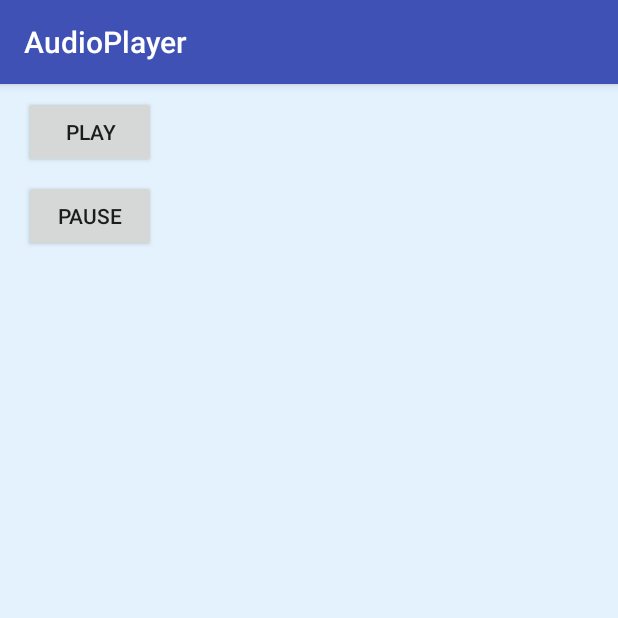
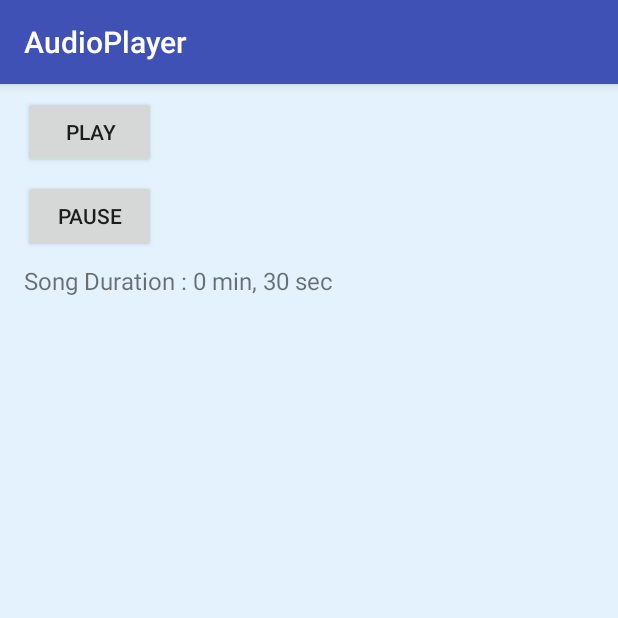
Before and after one commit to ravikr42/AudioPlayer, an Android app: the screen it shows after launch (MainActivity), on a phone screen of 412 x 824 dp, the top half of it. Run offline under Robolectric (Android 15) with nearby library versions, the phone set to English and light mode, and no system bars.

Commit message:
Added layout and activity code

```diff
--- a/app/src/main/java/android/example/com/audioplayer/MainActivity.java
+++ b/app/src/main/java/android/example/com/audioplayer/MainActivity.java
@@ -5,7 +5,10 @@ import android.support.v7.app.AppCompatActivity;
 import android.os.Bundle;
 import android.view.View;
 import android.widget.Button;
+import android.widget.TextView;
 import android.widget.Toast;
+
+import java.util.concurrent.TimeUnit;
 
 public class MainActivity extends AppCompatActivity {
 
@@ -15,8 +18,17 @@ public class MainActivity extends AppCompatActivity {
         setContentView(R.layout.activity_main);
 
         Button playButton = (Button) findViewById(R.id.play_button);
+        TextView songDuration = (TextView) findViewById(R.id.song_duration);
 
-        final MediaPlayer player = MediaPlayer.create(getApplicationContext(), R.raw.SoundHelix_Song_1);
+        final MediaPlayer player = MediaPlayer.create(getApplicationContext(), R.raw.soundhelix);
+
+        double time = player.getDuration();
+        String duration = String.format("Song Duration : %d min, %d sec",
+                TimeUnit.MILLISECONDS.toMinutes((long) time),
+                TimeUnit.MILLISECONDS.toSeconds((long) time) -
+                        TimeUnit.MINUTES.toSeconds(TimeUnit.MILLISECONDS.toMinutes((long) time)));
+
+        songDuration.setText(duration);
 
         playButton.setOnClickListener(new View.OnClickListener() {
             @Override
--- a/app/src/main/res/layout/activity_main.xml
+++ b/app/src/main/res/layout/activity_main.xml
@@ -24,4 +24,13 @@
         android:layout_marginTop="8dp"
         android:text="Pause" />
 
+    <TextView
+        android:id="@+id/song_duration"
+        android:layout_width="wrap_content"
+        android:layout_height="wrap_content"
+        android:layout_marginLeft="16dp"
+        android:layout_marginTop="8dp"
+        tools:text="Song Duration"
+        android:textSize="16dp"/>
+
 </LinearLayout>
```
